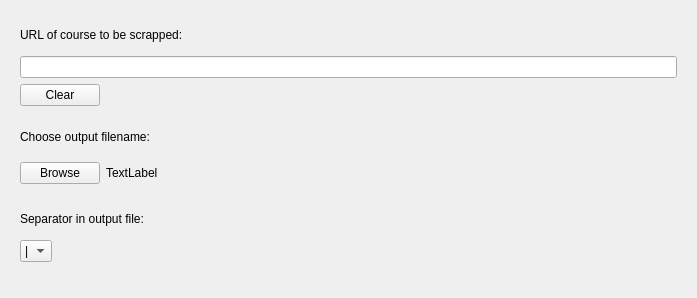
Above: memrise_scraper.ui from tombranfield/memrise_scraper before the change. Below: the same form after it.
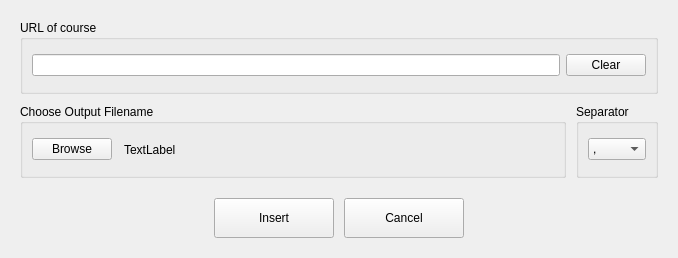
That is the form after the change.

What changed in the file:
```diff
--- a/memrise_scraper.ui
+++ b/memrise_scraper.ui
@@ -6,8 +6,8 @@
    <rect>
     <x>0</x>
     <y>0</y>
-    <width>697</width>
-    <height>298</height>
+    <width>678</width>
+    <height>258</height>
    </rect>
   </property>
   <property name="sizePolicy">
@@ -20,7 +20,10 @@
    <string>Memrise Scraper</string>
   </property>
   <widget class="QWidget" name="centralwidget">
-   <layout class="QVBoxLayout" name="verticalLayout">
+   <layout class="QVBoxLayout" name="verticalLayout_2">
+    <property name="spacing">
+     <number>10</number>
+    </property>
     <property name="leftMargin">
      <number>20</number>
     </property>
@@ -34,12 +37,13 @@
      <number>20</number>
     </property>
     <item>
-     <widget class="QLabel" name="label_2">
-      <property name="text">
-       <string>URL of course to be scrapped:</string>
+     <widget class="QGroupBox" name="groupBox_3">
+      <property name="title">
+       <string>URL of course</string>
       </property>
-     </widget>
-    </item>
+      <layout class="QVBoxLayout" name="verticalLayout_3">
+       <item>
+        <layout class="QHBoxLayout" name="horizontalLayout_3">
     <item>
      <widget class="QLineEdit" name="url_entry"/>
     </item>
@@ -56,31 +60,24 @@
       </property>
      </widget>
     </item>
-    <item>
-     <spacer name="verticalSpacer">
-      <property name="orientation">
-       <enum>Qt::Vertical</enum>
-      </property>
-      <property name="sizeType">
-       <enum>QSizePolicy::Fixed</enum>
-      </property>
-      <property name="sizeHint" stdset="0">
-       <size>
-        <width>20</width>
-        <height>10</height>
-       </size>
-      </property>
-     </spacer>
-    </item>
-    <item>
-     <widget class="QLabel" name="label">
-      <property name="text">
-       <string>Choose output filename:</string>
-      </property>
+        </layout>
+       </item>
+      </layout>
      </widget>
     </item>
+    <item>
+     <layout class="QHBoxLayout" name="horizontalLayout">
+      <item>
+       <widget class="QGroupBox" name="groupBox">
+        <property name="title">
+         <string>Choose Output Filename</string>
+        </property>
+        <layout class="QHBoxLayout" name="horizontalLayout_5">
     <item>
      <layout class="QHBoxLayout" name="horizontalLayout_2">
+           <property name="spacing">
+            <number>12</number>
+           </property>
       <item>
        <widget class="QPushButton" name="browse_button">
         <property name="sizePolicy">
@@ -96,6 +93,18 @@
       </item>
       <item>
        <widget class="QLabel" name="output_filename_label">
+             <property name="sizePolicy">
+              <sizepolicy hsizetype="Expanding" vsizetype="Preferred">
+               <horstretch>0</horstretch>
+               <verstretch>0</verstretch>
+              </sizepolicy>
+             </property>
+             <property name="minimumSize">
+              <size>
+               <width>40</width>
+               <height>0</height>
+              </size>
+             </property>
         <property name="text">
          <string>TextLabel</string>
         </property>
@@ -103,43 +112,82 @@
       </item>
      </layout>
     </item>
-    <item>
-     <spacer name="verticalSpacer_2">
-      <property name="orientation">
-       <enum>Qt::Vertical</enum>
-      </property>
-      <property name="sizeType">
-       <enum>QSizePolicy::Fixed</enum>
-      </property>
-      <property name="sizeHint" stdset="0">
-       <size>
-        <width>20</width>
-        <height>10</height>
-       </size>
-      </property>
-     </spacer>
-    </item>
-    <item>
-     <widget class="QLabel" name="label_3">
-      <property name="text">
-       <string>Separator in output file:</string>
-      </property>
+        </layout>
      </widget>
     </item>
     <item>
-     <layout class="QHBoxLayout" name="horizontalLayout">
+       <widget class="QGroupBox" name="groupBox_2">
+        <property name="title">
+         <string>Separator</string>
+        </property>
+        <layout class="QVBoxLayout" name="verticalLayout">
       <item>
        <widget class="QComboBox" name="separator_box">
-        <item>
-         <property name="text">
-          <string>|</string>
-         </property>
-        </item>
         <item>
          <property name="text">
           <string>,</string>
          </property>
         </item>
+           <item>
+            <property name="text">
+             <string>|</string>
+            </property>
+           </item>
+          </widget>
+         </item>
+        </layout>
+       </widget>
+      </item>
+     </layout>
+    </item>
+    <item>
+     <layout class="QHBoxLayout" name="horizontalLayout_4">
+      <property name="topMargin">
+       <number>10</number>
+      </property>
+      <item>
+       <spacer name="horizontalSpacer_2">
+        <property name="orientation">
+         <enum>Qt::Horizontal</enum>
+        </property>
+        <property name="sizeHint" stdset="0">
+         <size>
+          <width>40</width>
+          <height>20</height>
+         </size>
+        </property>
+       </spacer>
+      </item>
+      <item>
+       <widget class="QPushButton" name="insert_button">
+        <property name="sizePolicy">
+         <sizepolicy hsizetype="Fixed" vsizetype="Fixed">
+          <horstretch>0</horstretch>
+          <verstretch>0</verstretch>
+         </sizepolicy>
+        </property>
+        <property name="minimumSize">
+         <size>
+          <width>120</width>
+          <height>40</height>
+         </size>
+        </property>
+        <property name="text">
+         <string>Insert</string>
+        </property>
+       </widget>
+      </item>
+      <item>
+       <widget class="QPushButton" name="cancel_button">
+        <property name="minimumSize">
+         <size>
+          <width>120</width>
+          <height>40</height>
+         </size>
+        </property>
+        <property name="text">
+         <string>Cancel</string>
+        </property>
        </widget>
       </item>
       <item>
@@ -157,22 +205,6 @@
       </item>
      </layout>
     </item>
-    <item>
-     <spacer name="verticalSpacer_3">
-      <property name="orientation">
-       <enum>Qt::Vertical</enum>
-      </property>
-      <property name="sizeType">
-       <enum>QSizePolicy::Preferred</enum>
-      </property>
-      <property name="sizeHint" stdset="0">
-       <size>
-        <width>20</width>
-        <height>16</height>
-       </size>
-      </property>
-     </spacer>
-    </item>
    </layout>
   </widget>
  </widget>
```
Lines whose indentation alone changed are shown as unchanged.
